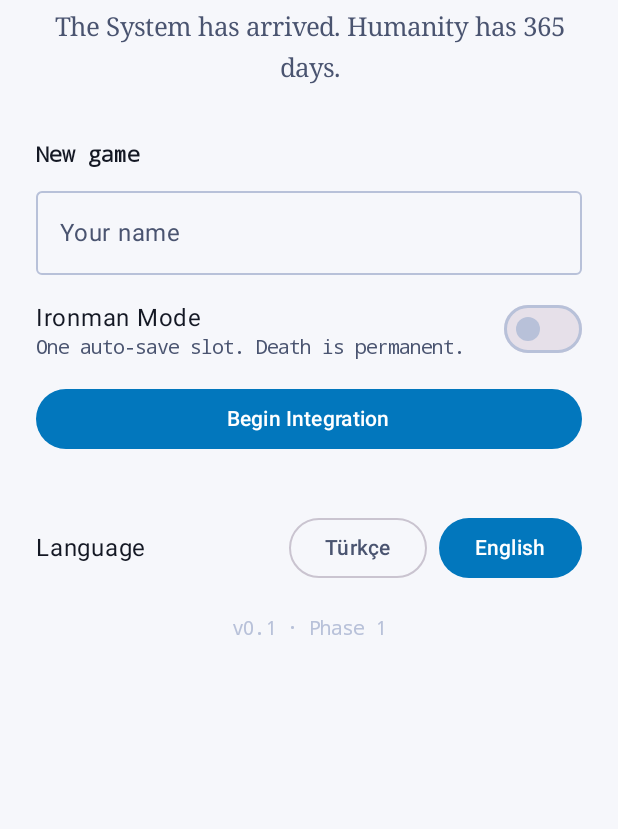
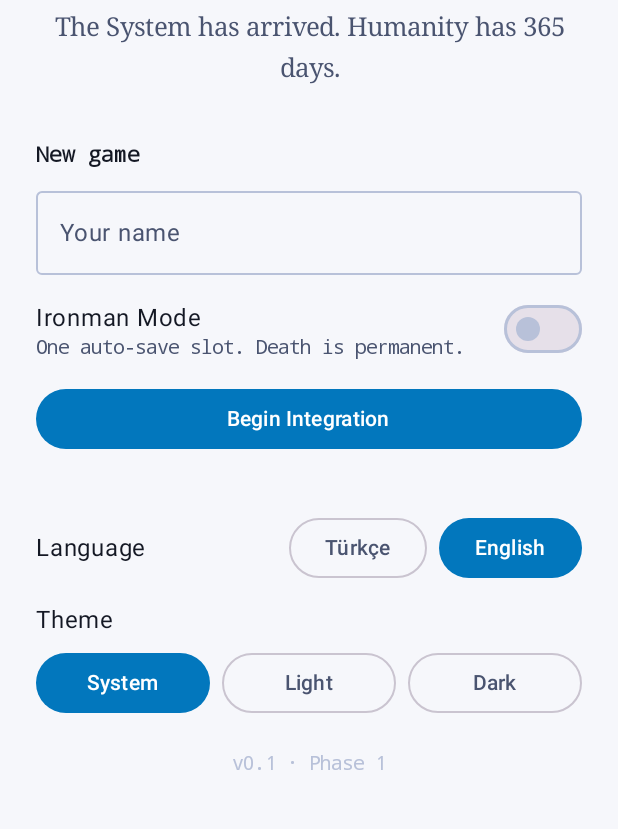
Before and after one commit to crzyxpo000-max/litrgparman, an Android app built with Jetpack Compose: the screen it shows after launch (MainActivity), on a phone screen of 412 x 824 dp, the part 202-1031 px from its top. Run offline under Robolectric (Android 15) with nearby library versions, the phone set to English and light mode, and no system bars.

Commit message:
Arayüz: açık/koyu tema seçimi (Sistem · Açık · Koyu)
Ayarlar'da ve başlık ekranında; seçim kaydedilir ve anında uygulanır.

Co-Authored-By: Claude Opus 5.5 <noreply@anthropic.com>

```diff
--- a/app/src/main/kotlin/com/yukselis/protocol/data/Storage.kt
+++ b/app/src/main/kotlin/com/yukselis/protocol/data/Storage.kt
@@ -41,10 +41,14 @@ class FileSaveStorage(private val dir: File) : SaveStorage {
     }
 }
 
+/** Açık/koyu tema seçimi; SYSTEM cihaz ayarını izler. */
+enum class ThemeMode { SYSTEM, LIGHT, DARK }
+
 data class Settings(
     val typewriter: Boolean = true,
     val haptics: Boolean = true,
     val narratorMode: Boolean = false,
+    val theme: ThemeMode = ThemeMode.SYSTEM,
 )
 
 class SettingsStore(context: Context) {
@@ -62,6 +66,8 @@ class SettingsStore(context: Context) {
         typewriter = prefs.getBoolean(KEY_TYPEWRITER, true),
         haptics = prefs.getBoolean(KEY_HAPTICS, true),
         narratorMode = prefs.getBoolean(KEY_NARRATOR, false),
+        theme = prefs.getString(KEY_THEME, null)
+            ?.let { name -> ThemeMode.entries.firstOrNull { it.name == name } } ?: ThemeMode.SYSTEM,
     )
 
     fun save(settings: Settings) {
@@ -69,6 +75,7 @@ class SettingsStore(context: Context) {
             .putBoolean(KEY_TYPEWRITER, settings.typewriter)
             .putBoolean(KEY_HAPTICS, settings.haptics)
             .putBoolean(KEY_NARRATOR, settings.narratorMode)
+            .putString(KEY_THEME, settings.theme.name)
             .apply()
     }
 
@@ -77,5 +84,6 @@ class SettingsStore(context: Context) {
         const val KEY_TYPEWRITER = "typewriter"
         const val KEY_HAPTICS = "haptics"
         const val KEY_NARRATOR = "narrator"
+        const val KEY_THEME = "theme"
     }
 }
--- a/app/src/main/kotlin/com/yukselis/protocol/ui/App.kt
+++ b/app/src/main/kotlin/com/yukselis/protocol/ui/App.kt
@@ -1,6 +1,7 @@
 package com.yukselis.protocol.ui
 
 import android.content.res.Configuration
+import androidx.compose.foundation.isSystemInDarkTheme
 import androidx.compose.foundation.layout.Column
 import androidx.compose.foundation.layout.Row
 import androidx.compose.foundation.layout.fillMaxSize
@@ -46,6 +47,7 @@ import com.yukselis.engine.i18n.Lang
 import com.yukselis.engine.story.SceneView
 import com.yukselis.engine.story.StatusView
 import com.yukselis.protocol.R
+import com.yukselis.protocol.data.ThemeMode
 import com.yukselis.protocol.ui.components.CenteredNote
 import com.yukselis.protocol.ui.components.StatBar
 import com.yukselis.protocol.ui.more.MoreScreen
@@ -69,7 +71,12 @@ private enum class Tab(val label: Int, val icon: ImageVector) {
 fun App(viewModel: GameViewModel) {
     val ui by viewModel.ui.collectAsStateWithLifecycle()
     ProvideLanguage(ui.lang) {
-        YukselisTheme {
+        val dark = when (ui.settings.theme) {
+            ThemeMode.SYSTEM -> isSystemInDarkTheme()
+            ThemeMode.LIGHT -> false
+            ThemeMode.DARK -> true
+        }
+        YukselisTheme(dark = dark) {
             Surface(color = MaterialTheme.colorScheme.background, modifier = Modifier.fillMaxSize()) {
                 val scene = ui.scene
                 val status = ui.status
@@ -82,6 +89,8 @@ fun App(viewModel: GameViewModel) {
                         onNewGame = viewModel::newGame,
                         onContinue = viewModel::continueGame,
                         onLanguage = viewModel::setLanguage,
+                        theme = ui.settings.theme,
+                        onTheme = { mode -> viewModel.updateSettings { it.copy(theme = mode) } },
                     )
                 }
             }
--- a/app/src/main/kotlin/com/yukselis/protocol/ui/more/MoreScreen.kt
+++ b/app/src/main/kotlin/com/yukselis/protocol/ui/more/MoreScreen.kt
@@ -27,6 +27,7 @@ import com.yukselis.engine.save.SaveManager
 import com.yukselis.engine.save.SlotInfo
 import com.yukselis.protocol.R
 import com.yukselis.protocol.data.Settings
+import com.yukselis.protocol.data.ThemeMode
 import com.yukselis.protocol.ui.components.SectionTitle
 import com.yukselis.protocol.ui.theme.GameType
 
@@ -72,6 +73,7 @@ fun MoreScreen(
 
         SectionTitle(stringResource(R.string.settings))
         LanguagePicker(lang, onLanguage)
+        ThemePicker(settings.theme, { mode -> onSettings { it.copy(theme = mode) } })
         ToggleRow(stringResource(R.string.typewriter), null, settings.typewriter, enabled = true) { on ->
             onSettings { it.copy(typewriter = on) }
         }
@@ -150,6 +152,30 @@ fun LanguagePicker(current: Lang, onPick: (Lang) -> Unit, modifier: Modifier = M
     }
 }
 
+/** Tema: Sistem · Açık · Koyu. Seçim anında uygulanır ve kaydedilir. */
+@Composable
+fun ThemePicker(current: ThemeMode, onPick: (ThemeMode) -> Unit, modifier: Modifier = Modifier) {
+    Column(modifier = modifier.fillMaxWidth().padding(vertical = 6.dp)) {
+        Text(stringResource(R.string.theme), style = MaterialTheme.typography.bodyLarge)
+        Row(
+            horizontalArrangement = Arrangement.spacedBy(8.dp),
+            modifier = Modifier.fillMaxWidth().padding(top = 6.dp),
+        ) {
+            listOf(
+                ThemeMode.SYSTEM to R.string.theme_system,
+                ThemeMode.LIGHT to R.string.theme_light,
+                ThemeMode.DARK to R.string.theme_dark,
+            ).forEach { (mode, label) ->
+                if (mode == current) {
+                    Button(onClick = { }, modifier = Modifier.weight(1f)) { Text(stringResource(label), maxLines = 1) }
+                } else {
+                    OutlinedButton(onClick = { onPick(mode) }, modifier = Modifier.weight(1f)) { Text(stringResource(label), maxLines = 1) }
+                }
+            }
+        }
+    }
+}
+
 @Composable
 private fun ToggleRow(label: String, description: String?, checked: Boolean, enabled: Boolean, onChange: (Boolean) -> Unit) {
     Row(
--- a/app/src/main/kotlin/com/yukselis/protocol/ui/title/TitleScreen.kt
+++ b/app/src/main/kotlin/com/yukselis/protocol/ui/title/TitleScreen.kt
@@ -35,7 +35,9 @@ import androidx.compose.ui.unit.sp
 import com.yukselis.engine.i18n.Lang
 import com.yukselis.engine.save.SlotInfo
 import com.yukselis.protocol.R
+import com.yukselis.protocol.data.ThemeMode
 import com.yukselis.protocol.ui.more.LanguagePicker
+import com.yukselis.protocol.ui.more.ThemePicker
 import com.yukselis.protocol.ui.theme.GameType
 
 @Composable
@@ -45,6 +47,8 @@ fun TitleScreen(
     onNewGame: (name: String, ironman: Boolean) -> Unit,
     onContinue: () -> Unit,
     onLanguage: (Lang) -> Unit,
+    theme: ThemeMode,
+    onTheme: (ThemeMode) -> Unit,
 ) {
     val defaultName = stringResource(R.string.default_player_name)
     var name by rememberSaveable { mutableStateOf("") }
@@ -125,6 +129,7 @@ fun TitleScreen(
 
         Spacer(Modifier.height(32.dp))
         LanguagePicker(lang, onLanguage)
+        ThemePicker(theme, onTheme)
         Spacer(Modifier.height(16.dp))
         Text(
             text = "v0.1 · Phase 1",
--- a/app/src/main/res/values/strings.xml
+++ b/app/src/main/res/values/strings.xml
@@ -64,6 +64,10 @@
     <string name="save">Save</string>
     <string name="load">Load</string>
     <string name="settings">Settings</string>
+    <string name="theme">Theme</string>
+    <string name="theme_system">System</string>
+    <string name="theme_light">Light</string>
+    <string name="theme_dark">Dark</string>
     <string name="typewriter">Typewriter effect</string>
     <string name="haptics">Haptics</string>
     <string name="narrator_mode">AI narrator</string>
```
Also changed, not shown: 1 other file.
